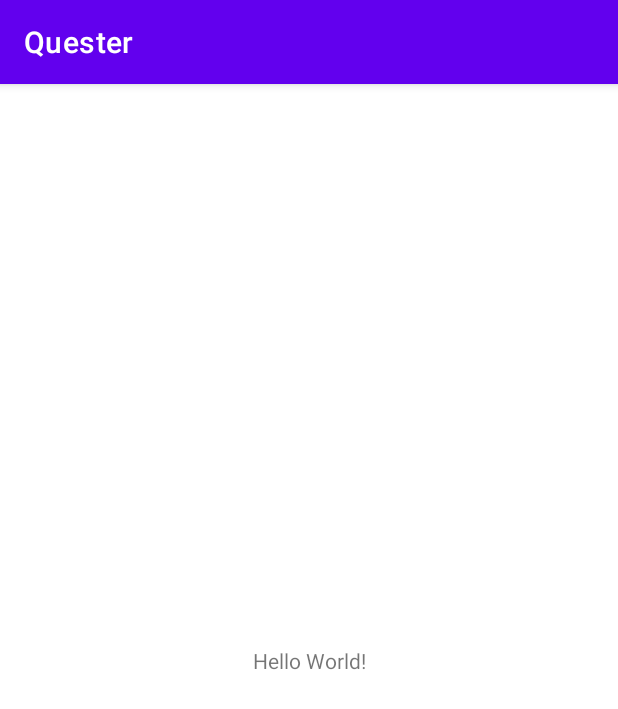
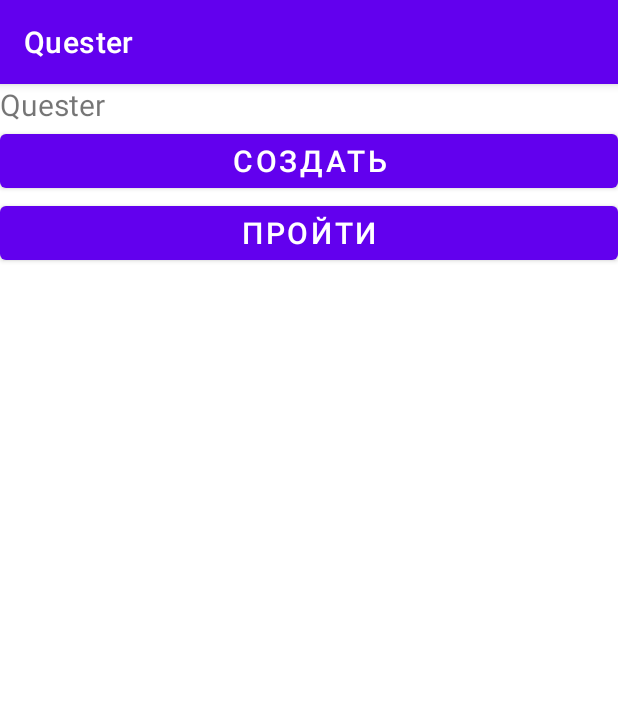
Before and after one commit to Joneks421/Quester, an Android app: the screen it shows after launch (MainActivity), on a phone screen of 412 x 824 dp. Shown: the top 709 px of the screen. Run offline under Robolectric (Android 15) with nearby library versions, the phone set to English and light mode, and no system bars.

Commit message:
Furst commit

```diff
--- a/app/src/main/res/layout/activity_main.xml
+++ b/app/src/main/res/layout/activity_main.xml
@@ -1,18 +1,31 @@
 <?xml version="1.0" encoding="utf-8"?>
-<androidx.constraintlayout.widget.ConstraintLayout xmlns:android="http://schemas.android.com/apk/res/android"
-    xmlns:app="http://schemas.android.com/apk/res-auto"
+<LinearLayout
+    xmlns:android="http://schemas.android.com/apk/res/android"
     xmlns:tools="http://schemas.android.com/tools"
+    android:orientation="vertical"
     android:layout_width="match_parent"
     android:layout_height="match_parent"
     tools:context=".MainActivity">
 
     <TextView
+        android:textSize="20sp"
         android:layout_width="wrap_content"
         android:layout_height="wrap_content"
-        android:text="Hello World!"
-        app:layout_constraintBottom_toBottomOf="parent"
-        app:layout_constraintLeft_toLeftOf="parent"
-        app:layout_constraintRight_toRightOf="parent"
-        app:layout_constraintTop_toTopOf="parent" />
+        android:text="@string/quester"/>
 
-</androidx.constraintlayout.widget.ConstraintLayout>
+    <Button
+        android:id="@+id/Button_create"
+        android:layout_width="match_parent"
+        android:layout_height="wrap_content"
+        android:text="@string/Create"
+        android:textSize="20sp" />
+
+    <Button
+        android:id="@+id/Button_do"
+        android:layout_width="match_parent"
+        android:layout_height="wrap_content"
+        android:text="@string/Do"
+        android:textSize="20sp" />
+
+
+</LinearLayout>
--- a/app/src/main/res/values/strings.xml
+++ b/app/src/main/res/values/strings.xml
@@ -1,3 +1,6 @@
 <resources>
     <string name="app_name">Quester</string>
+    <string name="quester">Quester</string>
+    <string name="Create">Создать</string>
+    <string name="Do">Пройти</string>
 </resources>
```
